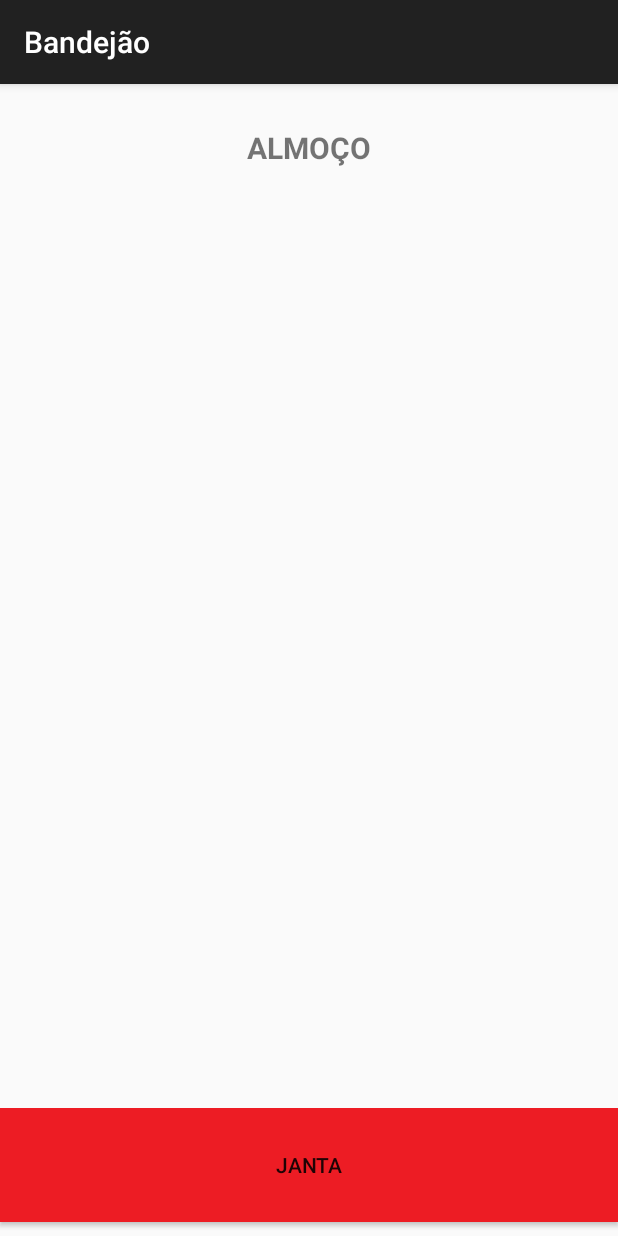
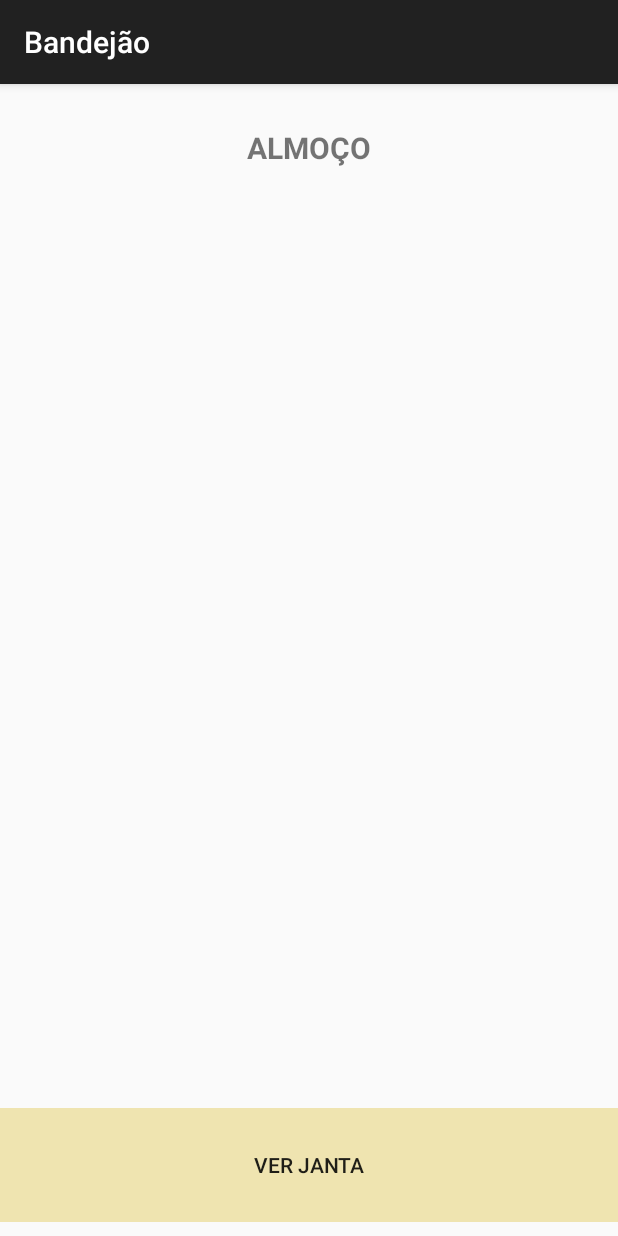
Before and after one commit to bussola/Bandeco, an Android app: the fragment CallQuarta shown on its own in the app's theme, on a phone screen of 412 x 824 dp. Run offline under Robolectric (Android 15) with nearby library versions, the phone set to English and light mode, and no system bars; 4 statements that could not run were skipped.

Commit message:
Noo Commit com pagina com botao

```diff
--- a/Scrollable-master/app/build.gradle
+++ b/Scrollable-master/app/build.gradle
@@ -1,9 +1,9 @@
 apply plugin: 'com.android.application'
 
 android {
-
     compileSdkVersion 23
     buildToolsVersion "23.0.0"
+    useLibrary 'org.apache.http.legacy'
 
     defaultConfig {
         applicationId "ru.noties.scrollable.sample"
@@ -38,4 +38,5 @@ dependencies {
     compile 'com.android.support:recyclerview-v7:23.0.0'
     compile project(':library')
     compile 'eu.the4thfloor.volley:com.android.volley:2015.05.28'
+    compile group: 'org.apache.httpcomponents' , name: 'httpclient-android' , version: '4.3.5.1'
 }
--- a/Scrollable-master/app/src/main/java/ru/noties/scrollable/sample/CallQuarta.java
+++ b/Scrollable-master/app/src/main/java/ru/noties/scrollable/sample/CallQuarta.java
@@ -75,17 +75,19 @@ public class CallQuarta extends BaseFragment implements View.OnClickListener{
     @Override
     public void onClick(View v) {
         String palavra = txtView_header.getText().toString();
+        String ver_almoco = getResources().getString(R.string.string_ver_almoco);
+        String ver_janta = getResources().getString(R.string.string_ver_janta);
         String almoco = getResources().getString(R.string.string_almoco);
         String janta = getResources().getString(R.string.string_janta);
         if (v.getId() == R.id.botao){
             if (palavra.equals(janta)){
                 txtView_header.setText(almoco);
-                botao.setText(janta);
+                botao.setText(ver_janta);
                 mListView.setAdapter(adapterAlmoco);
             }
             else {
                 txtView_header.setText(janta);
-                botao.setText(almoco);
+                botao.setText(ver_almoco);
                 mListView.setAdapter(adapterJanta);
             }
         }
--- a/Scrollable-master/app/src/main/res/layout/cardapio_botao.xml
+++ b/Scrollable-master/app/src/main/res/layout/cardapio_botao.xml
@@ -40,7 +40,7 @@
             <Button
                 android:layout_width="match_parent"
                 android:layout_height="wrap_content"
-                android:text="@string/string_janta"
+                android:text="@string/string_ver_janta"
                 android:id="@+id/botao"
                 android:background="@drawable/botao_troca_periodo" />
 
--- a/Scrollable-master/app/src/main/res/values/strings.xml
+++ b/Scrollable-master/app/src/main/res/values/strings.xml
@@ -12,6 +12,8 @@
 
     <string name="string_almoco">ALMOÇO</string>
     <string name="string_janta">JANTA</string>
+    <string name="string_ver_almoco">VER ALMOÇO</string>
+    <string name="string_ver_janta">VER JANTA</string>
     <string name="cardapio_string">SheroLero</string>
 
 </resources>
--- a/Scrollable-master/library/build.gradle
+++ b/Scrollable-master/library/build.gradle
@@ -41,6 +41,7 @@ dependencies {
     // used for debugging
 //    compile 'ru.noties:debug:1.1.3'
     compile 'com.google.code.gson:gson:2.2.4'
+    compile files ('google-http-client-assembly-1.20.0-1.20.0.jar')
 
 }
 
--- a/Scrollable-master/settings.gradle
+++ b/Scrollable-master/settings.gradle
@@ -1 +1,3 @@
 include ':app', ':library'
+include ':app', ':PagerSlidingTabStrip'
+project(':PagerSlidingTabStrip').projectDir = new File('libs/google-http-client-assembly-1.20.0-1.20.0')
```
Also changed, not shown: Scrollable-master/app/src/main/java/ru/noties/scrollable/sample/CardapioListAdapter.java (+44 -14 lines), Scrollable-master/app/src/main/res/drawable/botao_troca_periodo.png, 3 other files.
